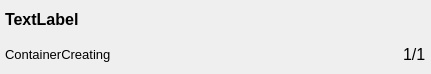
First picture: the form in resources/ui/pod_item_widget.ui, repository namuan/kube-rider, before the edit.
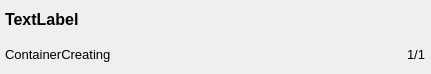
Second picture: the form after the edit.

Diff of the .ui file:
```diff
--- a/resources/ui/pod_item_widget.ui
+++ b/resources/ui/pod_item_widget.ui
@@ -78,7 +78,7 @@
       <widget class="QLabel" name="lbl_pod_count">
        <property name="font">
         <font>
-         <pointsize>12</pointsize>
+         <pointsize>10</pointsize>
          <italic>false</italic>
         </font>
        </property>
```
